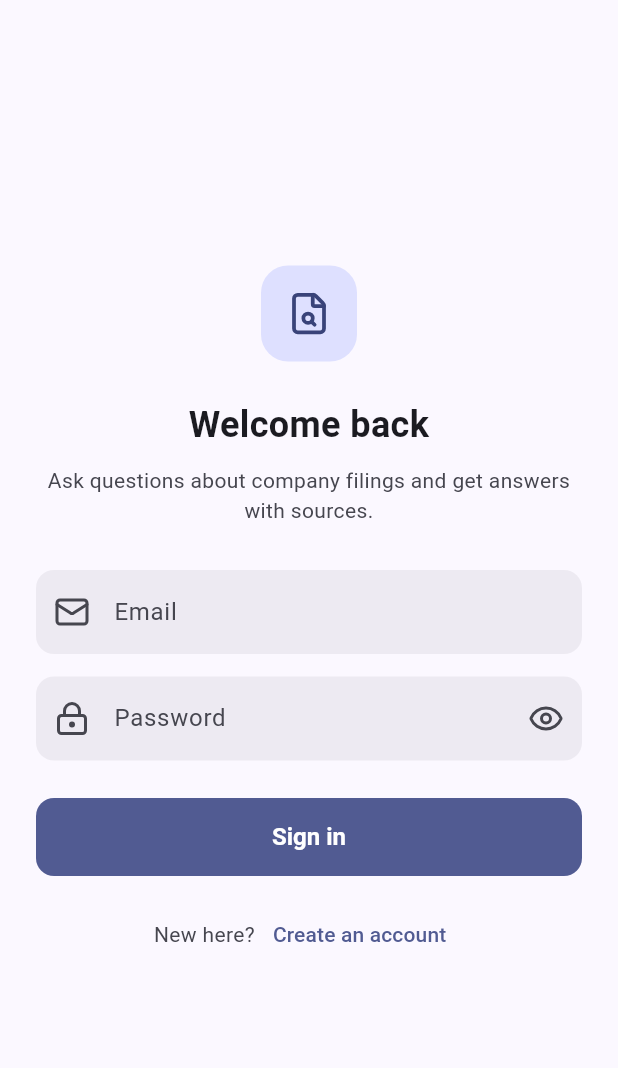
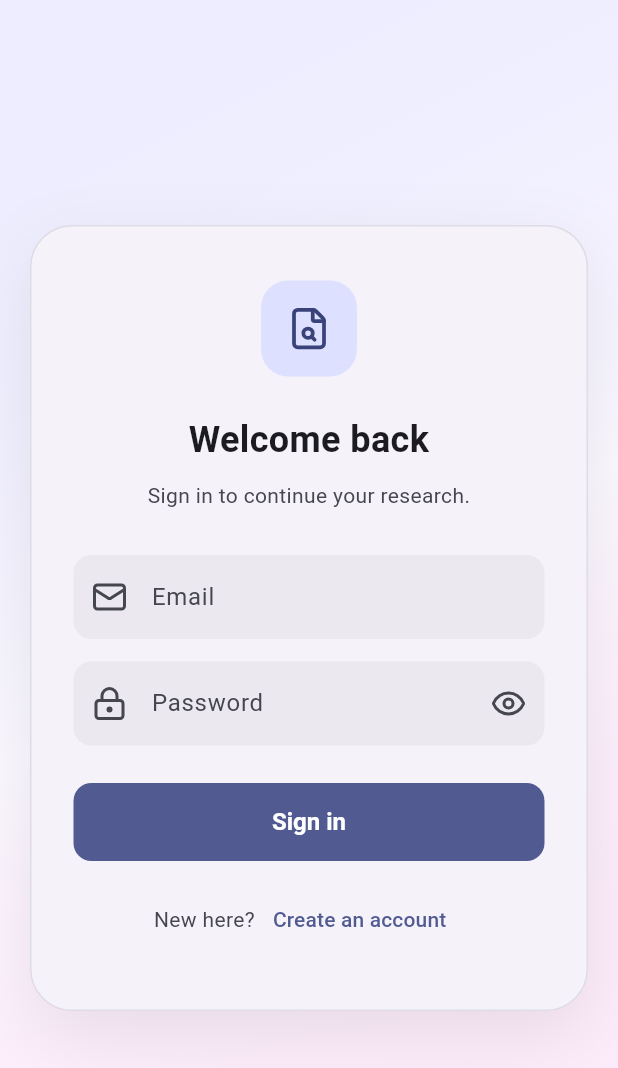
Before and after one commit to ashiq-dev-codes/document-copilot, a Flutter app: the screen it shows after launch, on a phone screen of 412 x 824 dp. Shown: the top 1068 px of the screen. Run offline on Flutter 3.47's test engine with Material 3 defaults, Android fonts, the phone set to English and light mode, and no system bars; our stand-ins replace device_preview, dio, flutter_bloc, get_it, lucide_icons_flutter, supabase_flutter; missing offline and left inert: corextra; accounts and stored records are empty; statements that could not run were skipped.

Commit message:
feat: add AuthLayout and AuthBrandPanel components for improved authentication UI; refactor SignInPage to utilize new layout

```diff
--- a/frontend/lib/features/auth/presentation/pages/sign_in_page.dart
+++ b/frontend/lib/features/auth/presentation/pages/sign_in_page.dart
@@ -5,6 +5,7 @@ import 'package:lucide_icons_flutter/lucide_icons.dart';
 
 import 'package:document_copilot/features/auth/presentation/cubit/auth_cubit.dart';
 import 'package:document_copilot/features/auth/presentation/widgets/auth_header.dart';
+import 'package:document_copilot/features/auth/presentation/widgets/auth_layout.dart';
 import 'package:document_copilot/features/auth/presentation/widgets/password_field.dart';
 import 'package:document_copilot/shared/constant/constant.dart';
 import 'package:document_copilot/shared/text_styles/app_text.dart';
@@ -48,13 +49,7 @@ class _SignInPageState extends State<SignInPage> {
 
   @override
   Widget build(BuildContext context) {
-    return Scaffold(
-      body: SafeArea(
-        child: Center(
-          child: SingleChildScrollView(
-            padding: const EdgeInsets.all(24),
-            child: ConstrainedBox(
-              constraints: const BoxConstraints(maxWidth: 400),
+    return AuthLayout(
       child: BlocConsumer<AuthCubit, AuthState>(
         listener: (context, state) {
           if (state is AuthFailure) {
@@ -73,7 +68,9 @@ class _SignInPageState extends State<SignInPage> {
                     title: _isCreatingAccount
                         ? 'Create your account'
                         : 'Welcome back',
-                            subtitle: 'Ask questions about company filings and get answers with sources.',
+                    subtitle: _isCreatingAccount
+                        ? 'Start asking questions about company filings.'
+                        : 'Sign in to continue your research.',
                   ),
                   kHeight30,
                   TextFormField(
@@ -102,14 +99,10 @@ class _SignInPageState extends State<SignInPage> {
                     child: busy
                         ? const SizedBox.square(
                             dimension: 22,
-                                    child: CircularProgressIndicator(
-                                      strokeWidth: 2.5,
-                                    ),
+                            child: CircularProgressIndicator(strokeWidth: 2.5),
                           )
                         : Text(
-                                    _isCreatingAccount
-                                        ? 'Create account'
-                                        : 'Sign in',
+                            _isCreatingAccount ? 'Create account' : 'Sign in',
                           ),
                   ),
                   kHeight15,
@@ -122,10 +115,6 @@ class _SignInPageState extends State<SignInPage> {
             ),
           );
         },
-              ),
-            ),
-          ),
-        ),
       ),
     );
   }
--- /dev/null
+++ b/frontend/lib/features/auth/presentation/widgets/auth_layout.dart
@@ -0,0 +1,85 @@
+import 'package:flutter/material.dart';
+
+import 'package:document_copilot/features/auth/presentation/widgets/auth_brand_panel.dart';
+
+/// The frame around every auth screen: a soft gradient background, the form in a
+/// card, and a brand panel beside it on wide screens (web, tablet, desktop).
+class AuthLayout extends StatelessWidget {
+  const AuthLayout({super.key, required this.child});
+
+  final Widget child;
+
+  static const _wideBreakpoint = 900.0;
+
+  @override
+  Widget build(BuildContext context) {
+    final colors = Theme.of(context).colorScheme;
+    return Scaffold(
+      body: DecoratedBox(
+        decoration: BoxDecoration(
+          gradient: LinearGradient(
+            begin: Alignment.topLeft,
+            end: Alignment.bottomRight,
+            colors: [
+              colors.primaryContainer.withValues(alpha: 0.45),
+              colors.surface,
+              colors.tertiaryContainer.withValues(alpha: 0.35),
+            ],
+          ),
+        ),
+        child: SafeArea(
+          child: LayoutBuilder(
+            builder: (context, constraints) {
+              final form = _FormCard(child: child);
+              if (constraints.maxWidth < _wideBreakpoint) return form;
+              return Row(
+                children: [
+                  const Expanded(child: AuthBrandPanel()),
+                  Expanded(child: form),
+                ],
+              );
+            },
+          ),
+        ),
+      ),
+    );
+  }
+}
+
+/// The form, centered and scrollable, inside a rounded card.
+class _FormCard extends StatelessWidget {
+  const _FormCard({required this.child});
+
+  final Widget child;
+
+  @override
+  Widget build(BuildContext context) {
+    final colors = Theme.of(context).colorScheme;
+    return Center(
+      child: SingleChildScrollView(
+        padding: const EdgeInsets.all(20),
+        child: ConstrainedBox(
+          constraints: const BoxConstraints(maxWidth: 440),
+          child: Container(
+            padding: const EdgeInsets.symmetric(horizontal: 28, vertical: 36),
+            decoration: BoxDecoration(
+              color: colors.surfaceContainerLow,
+              borderRadius: BorderRadius.circular(28),
+              border: Border.all(
+                color: colors.outlineVariant.withValues(alpha: 0.5),
+              ),
+              boxShadow: [
+                BoxShadow(
+                  color: colors.shadow.withValues(alpha: 0.08),
+                  blurRadius: 40,
+                  offset: const Offset(0, 16),
+                ),
+              ],
+            ),
+            child: child,
+          ),
+        ),
+      ),
+    );
+  }
+}
```
Also changed, not shown: frontend/lib/features/auth/presentation/widgets/auth_brand_panel.dart (added, +118 -0 lines). Lines whose indentation alone changed are shown as unchanged.
